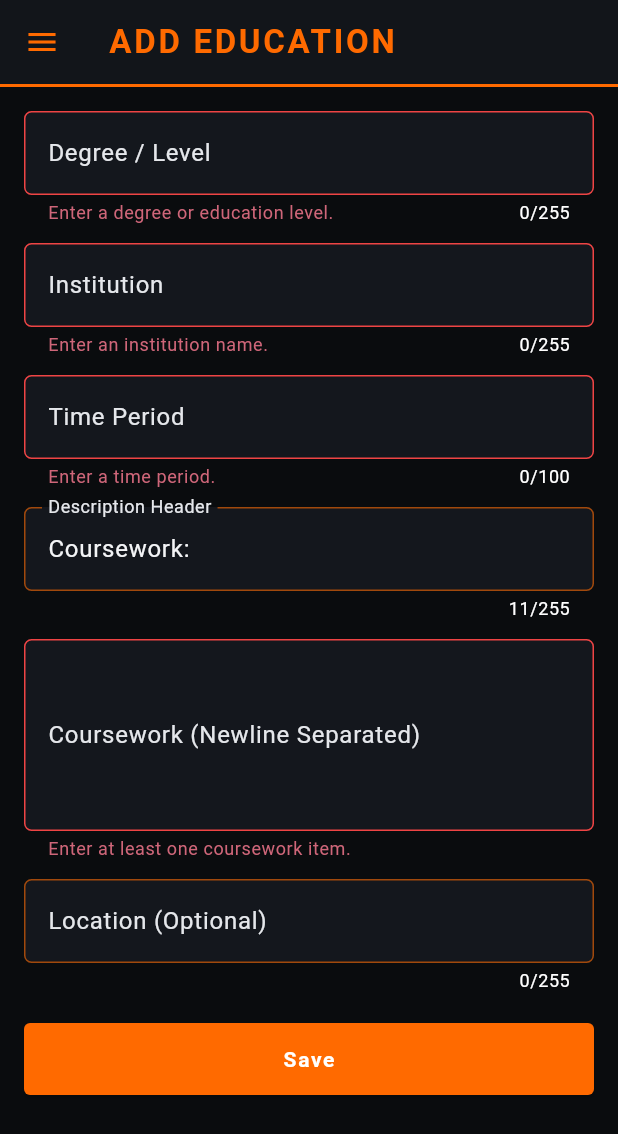
After one commit to SPingol/myportofolio_mobile, a Flutter app: the EducationFormPage screen opened directly, after a tap on "Save", on a phone screen of 412 x 824 dp. The commit adds this screen. Shown: the top 1134 px of the screen. Run offline on Flutter 3.47's test engine with Material 3 defaults, Android fonts, the phone set to English and light mode, and no system bars; our stand-ins replace material_ui.

Commit message:
ASSIGNMENT 8 FLUTTER

```diff
--- /dev/null
+++ b/lib/screens/education_form.dart
@@ -0,0 +1,276 @@
+import 'package:material_ui/material_ui.dart';
+import 'package:myportofolio_mobile/widgets/left_drawer.dart';
+
+class EducationFormPage extends StatefulWidget {
+  const EducationFormPage({super.key});
+
+  @override
+  State<EducationFormPage> createState() => _EducationFormPageState();
+}
+
+class _EducationFormPageState extends State<EducationFormPage> {
+  final _formKey = GlobalKey<FormState>();
+
+  String _degree = "";
+  String _institution = "";
+  String _dateRange = "";
+  String _descriptionHeader = "Coursework:";
+  String _coursework = "";
+  String _location = "";
+
+  InputDecoration _buildInputDecoration(String label, String hint) {
+    return InputDecoration(
+      labelText: label,
+      hintText: hint,
+      filled: true,
+      fillColor: const Color(0xFF14171D),
+      labelStyle: const TextStyle(color: Color(0xFFE5E7EB)),
+      hintStyle: const TextStyle(color: Color(0xFF9CA3AF)),
+      enabledBorder: OutlineInputBorder(
+        borderRadius: BorderRadius.circular(5.0),
+        borderSide: const BorderSide(color: Color(0x99FF6A00)),
+      ),
+      focusedBorder: OutlineInputBorder(
+        borderRadius: BorderRadius.circular(5.0),
+        borderSide: const BorderSide(color: Color(0xFFFF6A00), width: 2.0),
+      ),
+      errorBorder: OutlineInputBorder(
+        borderRadius: BorderRadius.circular(5.0),
+        borderSide: const BorderSide(color: Color(0xFFEF4444)),
+      ),
+      focusedErrorBorder: OutlineInputBorder(
+        borderRadius: BorderRadius.circular(5.0),
+        borderSide: const BorderSide(color: Color(0xFFEF4444), width: 2.0),
+      ),
+    );
+  }
+
+  @override
+  Widget build(BuildContext context) {
+    return Scaffold(
+      backgroundColor: const Color(0xFF0A0C0E),
+      appBar: AppBar(
+        title: const Text(
+          'ADD EDUCATION',
+          style: TextStyle(
+            color: Color(0xFFFF6A00),
+            fontWeight: FontWeight.bold,
+            letterSpacing: 1.8,
+          ),
+        ),
+        backgroundColor: const Color(0xFF12151A),
+        iconTheme: const IconThemeData(color: Color(0xFFFF6A00)),
+        bottom: PreferredSize(
+          preferredSize: const Size.fromHeight(2.0),
+          child: Container(color: const Color(0xFFFF6A00), height: 2.0),
+        ),
+      ),
+      drawer: const LeftDrawer(),
+      body: Form(
+        key: _formKey,
+        child: SingleChildScrollView(
+          padding: const EdgeInsets.all(16.0),
+          child: Column(
+            crossAxisAlignment: CrossAxisAlignment.stretch,
+            children: [
+              // 1. Degree (Required, max 255)
+              Padding(
+                padding: const EdgeInsets.only(bottom: 12.0),
+                child: TextFormField(
+                  style: const TextStyle(color: Color(0xFFF3F4F6)),
+                  decoration: _buildInputDecoration(
+                    "Degree / Level",
+                    "Example: S1 Ilmu Komputer KKI",
+                  ),
+                  maxLength: 255,
+                  onChanged: (value) => setState(() => _degree = value),
+                  validator: (value) {
+                    if (value == null || value.trim().isEmpty) {
+                      return "Enter a degree or education level.";
+                    }
+                    if (value.trim().length > 255) {
+                      return "Degree cannot exceed 255 characters.";
+                    }
+                    return null;
+                  },
+                ),
+              ),
+
+              Padding(
+                padding: const EdgeInsets.only(bottom: 12.0),
+                child: TextFormField(
+                  style: const TextStyle(color: Color(0xFFF3F4F6)),
+                  decoration: _buildInputDecoration(
+                    "Institution",
+                    "Example: Universitas Indonesia",
+                  ),
+                  maxLength: 255,
+                  onChanged: (value) => setState(() => _institution = value),
+                  validator: (value) {
+                    if (value == null || value.trim().isEmpty) {
+                      return "Enter an institution name.";
+                    }
+                    if (value.trim().length > 255) {
+                      return "Institution cannot exceed 255 characters.";
+                    }
+                    return null;
+                  },
+                ),
+              ),
+
+              Padding(
+                padding: const EdgeInsets.only(bottom: 12.0),
+                child: TextFormField(
+                  style: const TextStyle(color: Color(0xFFF3F4F6)),
+                  decoration: _buildInputDecoration(
+                    "Time Period",
+                    "Example: 2025 – Present",
+                  ),
+                  maxLength: 100,
+                  onChanged: (value) => setState(() => _dateRange = value),
+                  validator: (value) {
+                    if (value == null || value.trim().isEmpty) {
+                      return "Enter a time period.";
+                    }
+                    if (value.trim().length > 100) {
+                      return "Time period cannot exceed 100 characters.";
+                    }
+                    return null;
+                  },
+                ),
+              ),
+
+              Padding(
+                padding: const EdgeInsets.only(bottom: 12.0),
+                child: TextFormField(
+                  initialValue: _descriptionHeader,
+                  style: const TextStyle(color: Color(0xFFF3F4F6)),
+                  decoration: _buildInputDecoration(
+                    "Description Header",
+                    "Example: Coursework:",
+                  ),
+                  maxLength: 255,
+                  onChanged: (value) =>
+                      setState(() => _descriptionHeader = value),
+                  validator: (value) {
+                    if (value == null || value.trim().isEmpty) {
+                      return "Enter a description header.";
+                    }
+                    if (value.trim().length > 255) {
+                      return "Description header cannot exceed 255 characters.";
+                    }
+                    return null;
+                  },
+                ),
+              ),
+
+              Padding(
+                padding: const EdgeInsets.only(bottom: 12.0),
+                child: TextFormField(
+                  maxLines: 4,
+                  style: const TextStyle(color: Color(0xFFF3F4F6)),
+                  decoration: _buildInputDecoration(
+                    "Coursework (Newline Separated)",
+                    "Data Structures\nAlgorithms\nDatabases",
+                  ),
+                  onChanged: (value) => setState(() => _coursework = value),
+                  validator: (value) {
+                    if (value == null || value.trim().isEmpty) {
+                      return "Enter at least one coursework item.";
+                    }
+                    return null;
+                  },
+                ),
+              ),
+
+              Padding(
+                padding: const EdgeInsets.only(bottom: 20.0),
+                child: TextFormField(
+                  style: const TextStyle(color: Color(0xFFF3F4F6)),
+                  decoration: _buildInputDecoration(
+                    "Location (Optional)",
+                    "Example: Depok, Indonesia",
+                  ),
+                  maxLength: 255,
+                  onChanged: (value) => setState(() => _location = value),
+                  validator: (value) {
+                    if (value != null &&
+                        value.isNotEmpty &&
+                        value.trim().isEmpty) {
+                      return "Location cannot contain only spaces.";
+                    }
+                    if (value != null && value.trim().length > 255) {
+                      return "Location cannot exceed 255 characters.";
+                    }
+                    return null;
+                  },
+                ),
+              ),
+
+              ElevatedButton(
+                style: ElevatedButton.styleFrom(
+                  backgroundColor: const Color(0xFFFF6A00),
+                  foregroundColor: Colors.white,
+                  padding: const EdgeInsets.symmetric(vertical: 14.0),
+                  shape: RoundedRectangleBorder(
+                    borderRadius: BorderRadius.circular(4),
+                  ),
+                ),
+                onPressed: () {
+                  if (_formKey.currentState!.validate()) {
+                    showDialog(
+                      context: context,
+                      builder: (context) {
+                        return AlertDialog(
+                          backgroundColor: const Color(0xFF14171D),
+                          title: const Text(
+                            'Education added successfully!',
+                            style: TextStyle(color: Color(0xFFFF6A00)),
+                          ),
+                          content: SingleChildScrollView(
+                            child: Column(
+                              crossAxisAlignment: CrossAxisAlignment.start,
+                              mainAxisSize: MainAxisSize.min,
+                              children: [
+                                Text('Degree: ${_degree.trim()}'),
+                                Text('Institution: ${_institution.trim()}'),
+                                Text('Time Period: ${_dateRange.trim()}'),
+                                Text('Header: ${_descriptionHeader.trim()}'),
+                                Text('Coursework:\n${_coursework.trim()}'),
+                                Text(
+                                  'Location: ${_location.trim().isEmpty ? "-" : _location.trim()}',
+                                ),
+                              ],
+                            ),
+                          ),
+                          actions: [
+                            TextButton(
+                              onPressed: () {
+                                Navigator.pop(context);
+                              },
+                              child: const Text(
+                                'OK',
+                                style: TextStyle(color: Color(0xFFFF6A00)),
+                              ),
+                            ),
+                          ],
+                        );
+                      },
+                    );
+                  }
+                },
+                child: const Text(
+                  "Save",
+                  style: TextStyle(
+                    fontWeight: FontWeight.bold,
+                    letterSpacing: 1.1,
+                  ),
+                ),
+              ),
+            ],
+          ),
+        ),
+      ),
+    );
+  }
+}
--- a/lib/screens/menu.dart
+++ b/lib/screens/menu.dart
@@ -14,17 +14,22 @@ class MyHomePage extends StatelessWidget {
       "View Projects",
       Icons.folder,
       const Color(0xFFFF6A00),
-    ), // Active Selection Orange
+    ),
     ItemHomepage(
       "Add Project",
       Icons.add_circle,
       const Color(0xFF262B34),
-    ), // Hangar Gunmetal Slate
+    ),
+    ItemHomepage(
+      "Add Education",
+      Icons.school,
+      const Color(0xFF262B34),
+    ),
     ItemHomepage(
       "Logout",
       Icons.logout,
       const Color(0xFF9B1C1C),
-    ), // Sortie Abort Crimson
+    ),
   ];
 
   @override
@@ -58,6 +63,7 @@ class MyHomePage extends StatelessWidget {
             colorFilter: ColorFilter.mode(Color(0x990A0C0E), BlendMode.darken),
           ),
         ),
+        child: SingleChildScrollView(
           child: Padding(
             padding: const EdgeInsets.all(16.0),
             child: Column(
@@ -93,7 +99,8 @@ class MyHomePage extends StatelessWidget {
                       ),
 
                       GridView.count(
-                      primary: true,
+                        primary: false,
+                        physics: const NeverScrollableScrollPhysics(),
                         padding: const EdgeInsets.all(20),
                         crossAxisSpacing: 10,
                         mainAxisSpacing: 10,
@@ -107,6 +114,7 @@ class MyHomePage extends StatelessWidget {
                   ),
                 ),
               ],
+            ),
           ),
         ),
       ),
--- a/lib/widgets/left_drawer.dart
+++ b/lib/widgets/left_drawer.dart
@@ -1,4 +1,5 @@
 import 'package:material_ui/material_ui.dart';
+import 'package:myportofolio_mobile/screens/education_form.dart';
 import 'package:myportofolio_mobile/screens/menu.dart';
 import 'package:myportofolio_mobile/screens/project_form.dart';
 
@@ -55,6 +56,19 @@ class LeftDrawer extends StatelessWidget {
               );
             },
           ),
+          ListTile(
+            leading: const Icon(Icons.school_outlined),
+            title: const Text('Add Education'),
+            // Navigate to the Add Education screen
+            onTap: () {
+              Navigator.pushReplacement(
+                context,
+                MaterialPageRoute(
+                  builder: (context) => const EducationFormPage(),
+                ),
+              );
+            },
+          ),
         ],
       ),
     );
--- a/lib/widgets/project_card.dart
+++ b/lib/widgets/project_card.dart
@@ -1,4 +1,5 @@
 import 'package:material_ui/material_ui.dart';
+import 'package:myportofolio_mobile/screens/education_form.dart';
 import 'package:myportofolio_mobile/screens/menu.dart';
 import 'package:myportofolio_mobile/screens/project_form.dart';
 
@@ -35,6 +36,13 @@ class ItemCard extends StatelessWidget {
               context,
               MaterialPageRoute(builder: (context) => const ProjectFormPage()),
             );
+          } else if (item.name == "Add Education") {
+            Navigator.push(
+              context,
+              MaterialPageRoute(
+                builder: (context) => const EducationFormPage(),
+              ),
+            );
           }
         },
         child: Container(
```
Also changed, not shown: 1 other file. Lines whose indentation alone changed are shown as unchanged.
